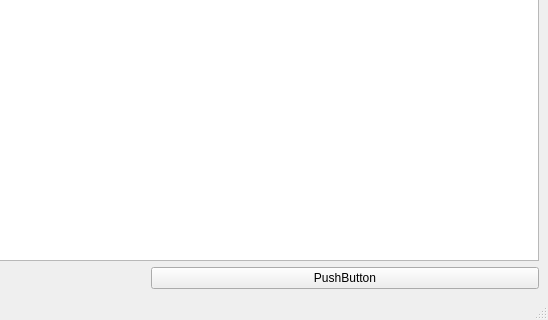
This is KlientKosci/gra.ui in Pilif102/Kosci as Qt 5 draws it before an edit; both pictures show x 252 to 800 and y 280 to 600 of the 800 by 600 pixel window. The edited form follows.
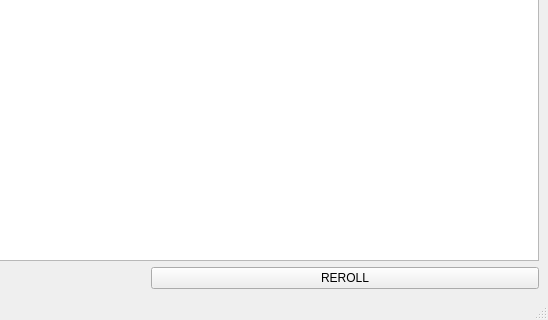
This is the edited form.

```diff
--- a/KlientKosci/gra.ui
+++ b/KlientKosci/gra.ui
@@ -69,7 +69,7 @@
       <item>
        <widget class="QPushButton" name="pushButton">
         <property name="text">
-         <string>PushButton</string>
+         <string>REROLL</string>
         </property>
        </widget>
       </item>
```
Left out of the diff: 6 changed lines with no effect on the pictures.
